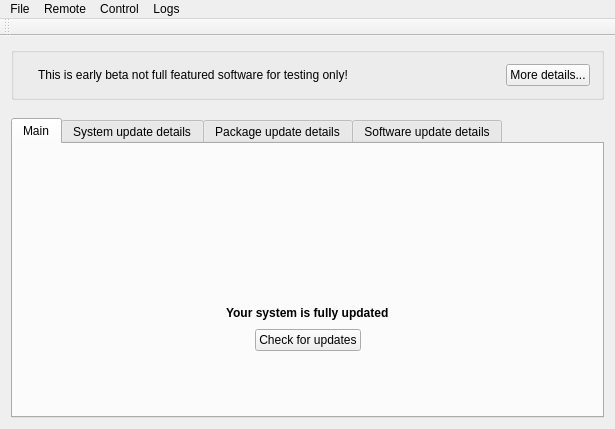
This is src-qt4/pc-updatecenter/mainwindow.ui in trueos/pcbsd as Qt 5 draws it before an edit. The edited form follows.
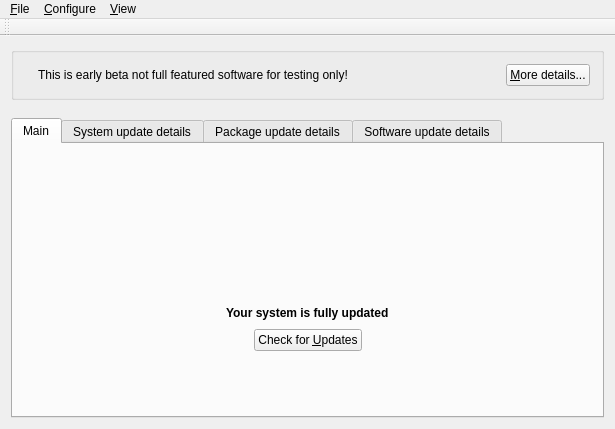
This is the edited form. Icons and pictures are not drawn. Custom widgets are drawn as their Qt base class.

Commit message: Updated PC-BSD Update Center with new hot keys and icon files.  Changed menu headings to follow guidelines.

Patch:
```diff
--- a/src-qt4/pc-updatecenter/mainwindow.ui
+++ b/src-qt4/pc-updatecenter/mainwindow.ui
@@ -58,7 +58,7 @@
        <item>
         <widget class="QPushButton" name="pushButton">
          <property name="text">
-          <string>More details...</string>
+          <string>&amp;More details...</string>
          </property>
         </widget>
        </item>
@@ -221,7 +221,7 @@
               <item>
                <widget class="QPushButton" name="checkAllButton">
                 <property name="text">
-                 <string>Check for updates</string>
+                 <string>Check for &amp;Updates</string>
                 </property>
                 <property name="icon">
                  <iconset resource="res.qrc">
@@ -408,13 +408,13 @@
    </property>
    <widget class="QMenu" name="menuFile">
     <property name="title">
-     <string>File</string>
+     <string>&amp;File</string>
     </property>
     <addaction name="actionExit"/>
    </widget>
    <widget class="QMenu" name="menuLogs">
     <property name="title">
-     <string>Logs</string>
+     <string>&amp;View</string>
     </property>
     <addaction name="actionLast_system_update_log"/>
     <addaction name="actionLast_package_update_log"/>
@@ -422,22 +422,14 @@
     <addaction name="separator"/>
     <addaction name="actionBase_system_update_log"/>
    </widget>
-   <widget class="QMenu" name="menuControl">
+   <widget class="QMenu" name="menuConfigure">
     <property name="title">
-     <string>Control</string>
-    </property>
-    <addaction name="actionUpdate_set"/>
-    <addaction name="actionSystem_branches"/>
-   </widget>
-   <widget class="QMenu" name="menuRemote">
-    <property name="title">
-     <string>Remote</string>
+     <string>&amp;Configure</string>
     </property>
     <addaction name="actionJail"/>
    </widget>
    <addaction name="menuFile"/>
-   <addaction name="menuRemote"/>
-   <addaction name="menuControl"/>
+   <addaction name="menuConfigure"/>
    <addaction name="menuLogs"/>
   </widget>
   <widget class="QToolBar" name="mainToolBar">
```
Left out of the diff: 22 changed lines with no effect on the pictures. The commit also changes 3 other files.
